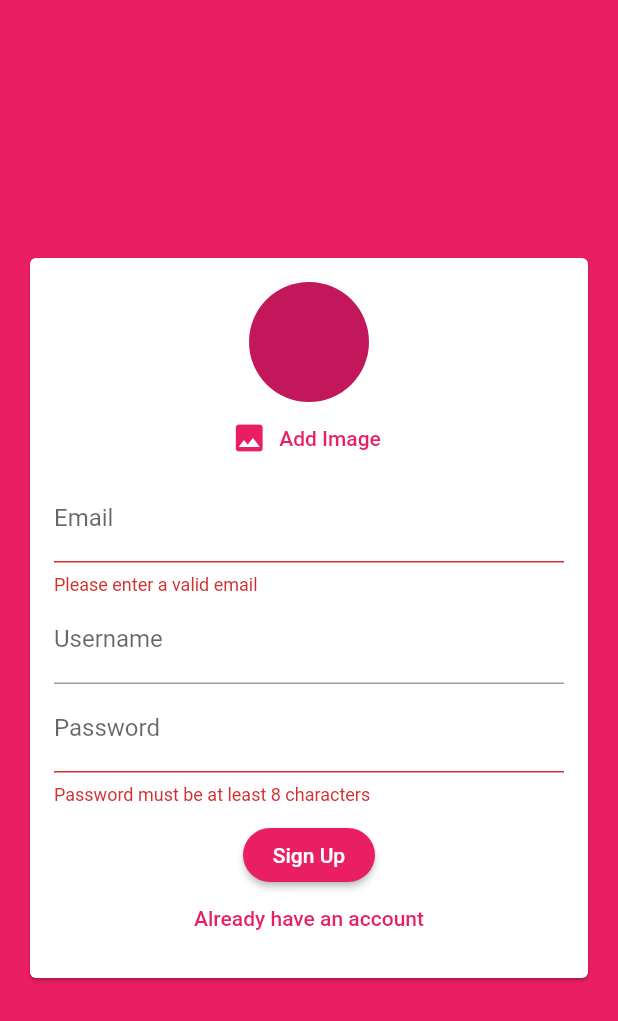
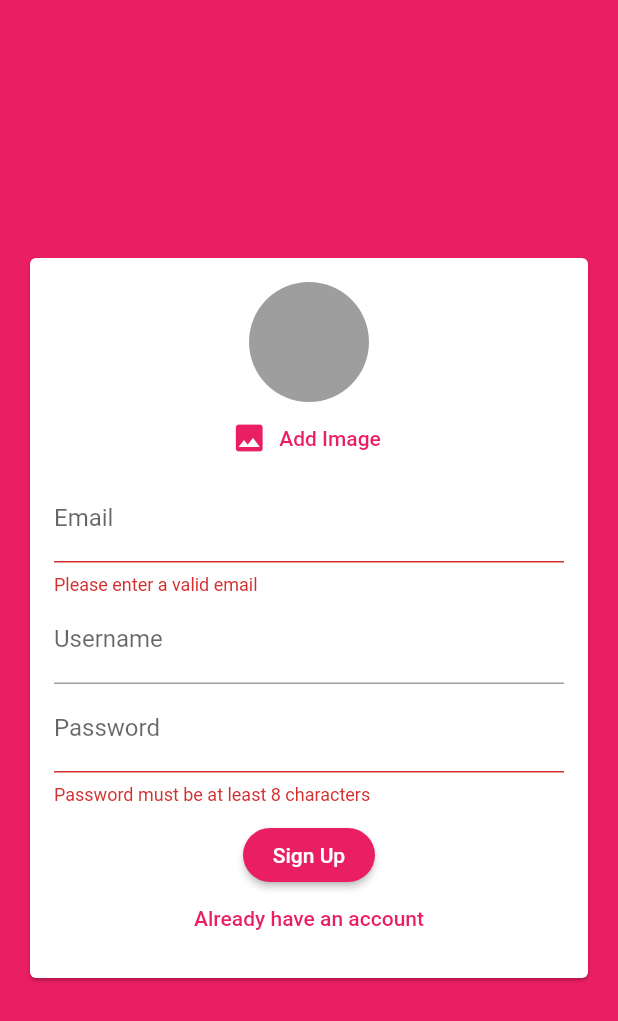
Before and after one commit to santosh4005/chat-app, a Flutter app: the screen it shows after launch, after a tap on "Login", after a tap on "Create new account", after a tap on "Add Image", on a phone screen of 412 x 824 dp. Shown: the top 1021 px of the screen. Run offline on Flutter 3.47's test engine with Material 2 defaults, Android fonts, the phone set to English and light mode, and no system bars; our stand-ins replace cloud_firestore, firebase_auth, firebase_storage, image_picker; accounts and stored records are empty.

```diff
--- a/lib/widgets/auth/auth_form.dart
+++ b/lib/widgets/auth/auth_form.dart
@@ -1,5 +1,6 @@
 import 'package:chat_app/widgets/pickers/user_image_picker.dart';
 import 'package:flutter/material.dart';
+import 'dart:io';
 
 class AuthForm extends StatefulWidget {
   final bool isLoading;
@@ -7,6 +8,7 @@ class AuthForm extends StatefulWidget {
     String email,
     String password,
     String username,
+    File userimagefile,
     bool isLogin,
     BuildContext ctx,
   ) submitFn;
@@ -29,6 +31,7 @@ class _AuthFormState extends State<AuthForm> {
   String _userEmail = "";
   String _username = "";
   String _userPassword = "";
+  File _userImageFile;
 
   @override
   void dispose() {
@@ -50,7 +53,7 @@ class _AuthFormState extends State<AuthForm> {
               child: Column(
                 mainAxisSize: MainAxisSize.min,
                 children: <Widget>[
-                  UserImagePicker(),
+                  if (!_isLogin) UserImagePicker(_pickImage),
                   TextFormField(
                     key: ValueKey("email"),
                     onSaved: (newValue) => _userEmail = newValue,
@@ -130,14 +133,33 @@ class _AuthFormState extends State<AuthForm> {
     );
   }
 
+  void _pickImage(File pickedImage) {
+    _userImageFile = pickedImage;
+  }
+
   void _submitForm() {
     final isValid = _formKey.currentState.validate();
     FocusScope.of(context).unfocus();
 
+    if (_userImageFile == null && !_isLogin) {
+      Scaffold.of(context).hideCurrentSnackBar();
+      Scaffold.of(context).showSnackBar(SnackBar(
+        content: Text("Please pick an image"),
+        backgroundColor: Theme.of(context).errorColor,
+      ));
+      return;
+    }
+
     if (isValid) {
       _formKey.currentState.save();
-      widget.submitFn(_userEmail.trim(), _userPassword.trim(), _username.trim(),
-          _isLogin, context);
+      widget.submitFn(
+        _userEmail.trim(),
+        _userPassword.trim(),
+        _username.trim(),
+        _userImageFile,
+        _isLogin,
+        context,
+      );
     }
   }
 }
--- a/lib/widgets/chat/messages.dart
+++ b/lib/widgets/chat/messages.dart
@@ -40,6 +40,7 @@ class Messages extends StatelessWidget {
                   message: chatDocs[index]['text'],
                   isMe: futureSnapshot.data.uid == chatDocs[index]['userId'],
                   key: ValueKey(chatDocs[index].documentID),
+                  imageurl: chatDocs[index]['userImage'],
                 );
               },
             );
--- a/lib/widgets/chat/new_message.dart
+++ b/lib/widgets/chat/new_message.dart
@@ -22,7 +22,8 @@ class _NewMessageState extends State<NewMessage> {
       "text": _enteredMessage,
       "createdOn": Timestamp.now(),
       "userId": currentUser.uid,
-      "userName": userdata['username']
+      "userName": userdata['username'],
+      "userImage": userdata['imageurl']
     });
     _controller.clear();
   }
--- a/lib/widgets/pickers/user_image_picker.dart
+++ b/lib/widgets/pickers/user_image_picker.dart
@@ -3,6 +3,9 @@ import 'package:image_picker/image_picker.dart';
 import 'dart:io';
 
 class UserImagePicker extends StatefulWidget {
+  final Function(File pickedImage) imagePickFn;
+  UserImagePicker(this.imagePickFn);
+
   @override
   _UserImagePickerState createState() => _UserImagePickerState();
 }
@@ -12,11 +15,17 @@ class _UserImagePickerState extends State<UserImagePicker> {
   final imagePicker = ImagePicker();
 
   void _pickImage() async {
-    final pickedFile = await imagePicker.getImage(source: ImageSource.camera);
+    final pickedFile = await imagePicker.getImage(
+      source: ImageSource.camera,
+      imageQuality: 50,
+      maxWidth: 150,
+    );
 
     setState(() {
       _image = File(pickedFile.path);
     });
+
+    widget.imagePickFn(_image);
   }
 
   @override
@@ -25,6 +34,7 @@ class _UserImagePickerState extends State<UserImagePicker> {
       children: <Widget>[
         CircleAvatar(
           radius: 40,
+          backgroundColor: Colors.grey,
           backgroundImage: _image != null ? FileImage(_image) : null,
         ),
         FlatButton.icon(
--- a/pubspec.yaml
+++ b/pubspec.yaml
@@ -26,6 +26,8 @@ dependencies:
   cloud_firestore: ^0.13.6
   firebase_auth: ^0.16.1
   image_picker: ^0.6.7
+  firebase_storage: ^3.1.6
+  firebase_messaging: ^6.0.16
 
   # The following adds the Cupertino Icons font to your application.
   # Use with the CupertinoIcons class for iOS style icons.
```
Also changed, not shown: lib/screens/auth_screen.dart (+14 -1 lines), lib/widgets/chat/message_bubble.dart (+28 -6 lines), pubspec.lock.
